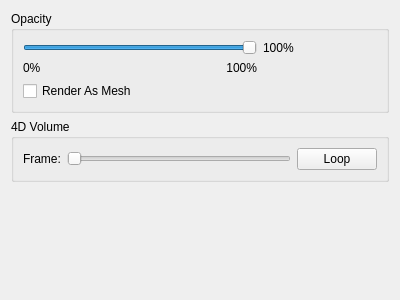
pengwg/vurtigo, file rtUI/polyDataOptions.ui: the form before one commit.
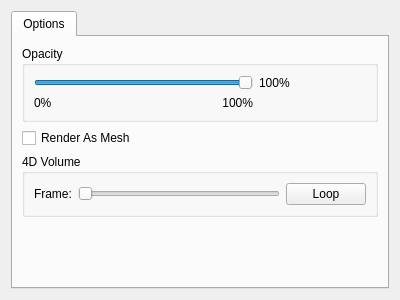
The form after the commit.

Patch:
```diff
--- a/rtUI/polyDataOptions.ui
+++ b/rtUI/polyDataOptions.ui
@@ -15,6 +15,16 @@
   </property>
   <layout class="QVBoxLayout" name="verticalLayout">
    <item>
+    <widget class="QTabWidget" name="tabWidget">
+     <property name="currentIndex">
+      <number>0</number>
+     </property>
+     <widget class="QWidget" name="tab">
+      <attribute name="title">
+       <string>Options</string>
+      </attribute>
+      <layout class="QVBoxLayout" name="verticalLayout_2">
+       <item>
     <widget class="QGroupBox" name="groupBox">
      <property name="title">
       <string>Opacity</string>
@@ -60,16 +70,16 @@
         </property>
        </widget>
       </item>
-      <item row="3" column="0">
+         </layout>
+        </widget>
+       </item>
+       <item>
        <widget class="QCheckBox" name="renderMeshCheckBox">
         <property name="text">
          <string>Render As Mesh</string>
         </property>
        </widget>
       </item>
-     </layout>
-    </widget>
-   </item>
    <item>
     <widget class="QGroupBox" name="cineGroupBox">
      <property name="title">
@@ -118,6 +128,10 @@
       </size>
      </property>
     </spacer>
+       </item>
+      </layout>
+     </widget>
+    </widget>
    </item>
   </layout>
  </widget>
```
Lines whose indentation alone changed are shown as unchanged.
